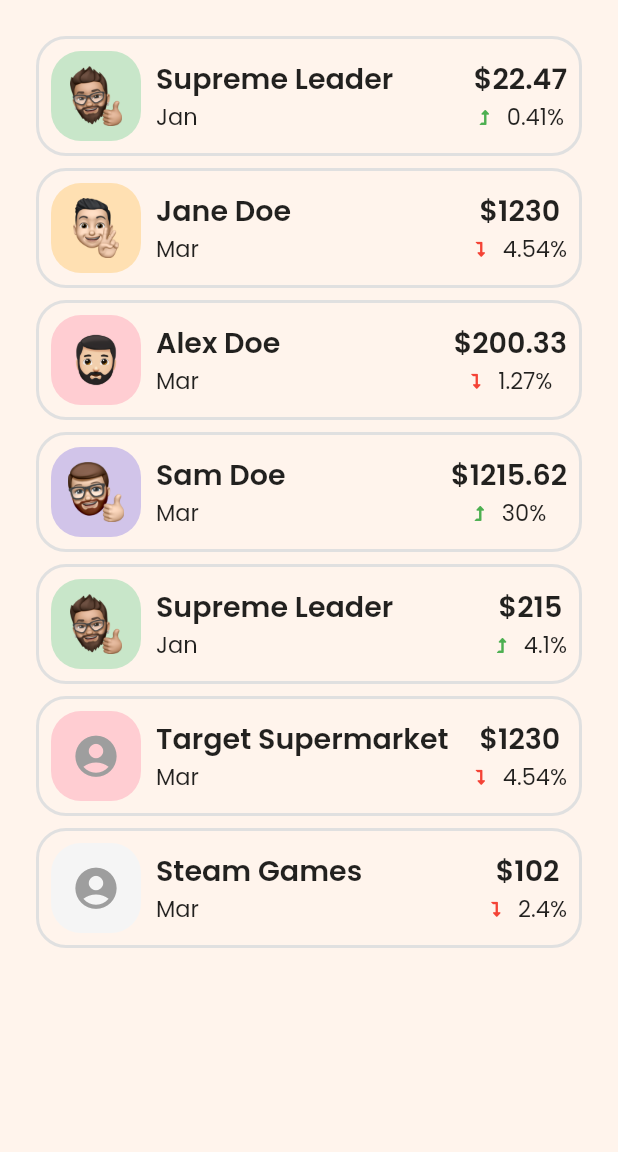
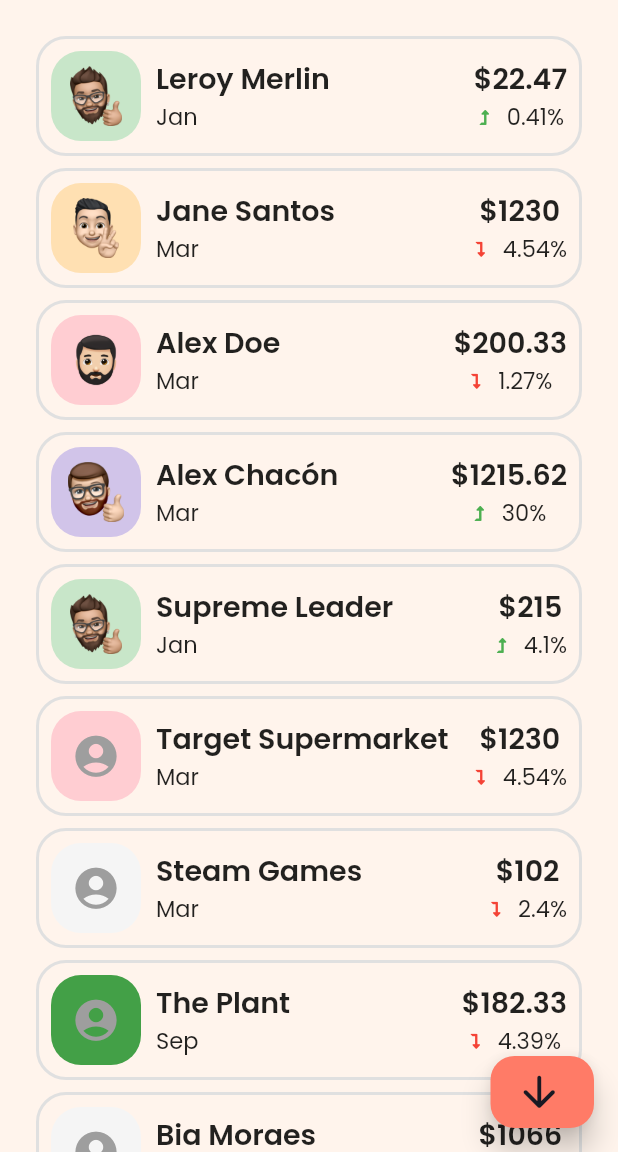
Before and after one commit to Pszione/flutter_banking_pay_responsive, a Flutter app: the screen it shows after launch, after a tap on the "notifications active" icon, on a phone screen of 412 x 824 dp, the part 84-1236 px from its top. Run offline on Flutter 3.47's test engine with Material 2 defaults, Android fonts, the phone set to English and light mode, and no system bars; drawn by our look-alikes of scrollable_positioned_list; our stand-ins replace flutter_svg, font_awesome_flutter, google_fonts, sliding_sheet.

Commit message:
Banking Pay - Added transactions |  Minor ajusts

```diff
--- a/lib/components/app_floating_button_with_icon_and_text.dart
+++ b/lib/components/app_floating_button_with_icon_and_text.dart
@@ -8,13 +8,13 @@ class AppFloatingButtonIconAndText extends StatelessWidget {
     Key? key,
     required this.label,
     required this.icon,
-    this.tooltip = '',
+    this.tooltip,
     required this.onPressed,
   }) : super(key: key);
 
   final String? label, tooltip;
   final IconData? icon;
-  final VoidCallback? onPressed;
+  final VoidCallback onPressed;
 
   @override
   Widget build(BuildContext context) {
@@ -23,6 +23,7 @@ class AppFloatingButtonIconAndText extends StatelessWidget {
       tooltip: tooltip,
       foregroundColor: Theme.of(context).primaryColorDark,
       icon: Icon(icon, size: kHugeIconSize),
+      isExtended: label != null,
       label: Text(label ?? '', style: AppTextStyles.kFloatingButtonText()),
     );
   }
--- a/lib/models/transaction.dart
+++ b/lib/models/transaction.dart
@@ -26,7 +26,7 @@ class TransactionModel {
 
 List<TransactionModel> myTransactions = [
   TransactionModel(
-    title: "Supreme Leader",
+    title: "Leroy Merlin",
     avatar: "assets/icons/avatars/avatar1.png",
     month: "Jan",
     price: 22.47,
@@ -37,7 +37,7 @@ List<TransactionModel> myTransactions = [
     color: Colors.green[100],
   ),
   TransactionModel(
-    title: "Jane Doe",
+    title: "Jane Santos",
     avatar: "assets/icons/avatars/avatar2.png",
     month: "Mar",
     price: 1230.00,
@@ -59,7 +59,7 @@ List<TransactionModel> myTransactions = [
     color: Colors.red[100],
   ),
   TransactionModel(
-    title: "Sam Doe",
+    title: "Alex Chacón",
     avatar: "assets/icons/avatars/avatar4.png",
     month: "Mar",
     price: 1215.62,
@@ -73,7 +73,7 @@ List<TransactionModel> myTransactions = [
     title: "Supreme Leader",
     avatar: "assets/icons/avatars/avatar1.png",
     month: "Jan",
-    price: 215,
+    price: 215.00,
     paymentMethod: 'Google Pay',
     currentBalance: "\$5482",
     changePercentage: "4.1%",
@@ -102,4 +102,48 @@ List<TransactionModel> myTransactions = [
     changePercentage: "2.4%",
     color: Colors.grey[100],
   ),
+  TransactionModel(
+    title: "The Plant",
+    //avatar: "assets/icons/avatars/avatar2.png",
+    month: "Sep",
+    price: 182.33,
+    paymentMethod: 'Credit Card',
+    currentBalance: "\$3967",
+    changePercentageIndicator: "down",
+    changePercentage: "4.39%",
+    color: Colors.green[600],
+  ),
+  TransactionModel(
+    title: "Bia Moraes",
+    //avatar: "assets/icons/avatars/avatar2.png",
+    month: "Sep",
+    price: 1066.00,
+    paymentMethod: 'Bank Deposit',
+    currentBalance: "\$5033",
+    changePercentageIndicator: "up",
+    changePercentage: "26.9%",
+    color: Colors.grey[100],
+  ),
+  TransactionModel(
+    title: "JOB Paycheck",
+    //avatar: "assets/icons/avatars/avatar2.png",
+    month: "Sep",
+    price: 35000.00,
+    paymentMethod: 'Bank Deposit',
+    currentBalance: "\$40033",
+    changePercentageIndicator: "up",
+    changePercentage: "695%",
+    color: const Color(0xff1bc446),
+  ),
+  TransactionModel(
+    title: "New Subaru Car",
+    //avatar: "assets/icons/avatars/avatar2.png",
+    month: "Oct",
+    price: 23979.00,
+    paymentMethod: 'Bank Deposit',
+    currentBalance: "\$4150",
+    changePercentageIndicator: "down",
+    changePercentage: "59.9%",
+    color: const Color(0xff1e74db),
+  ),
 ];
--- a/lib/screens/activityInsights/activity_insights_screen.dart
+++ b/lib/screens/activityInsights/activity_insights_screen.dart
@@ -1,39 +1,60 @@
 import 'package:flutter/material.dart';
 import 'package:flutter_banking_pay_responsive/components/app_bar_complete.dart';
+import 'package:flutter_banking_pay_responsive/components/app_floating_button_with_icon_and_text.dart';
 import 'package:flutter_banking_pay_responsive/components/app_sliding_bottom_sheet.dart';
 import 'package:flutter_banking_pay_responsive/components/transaction_widget.dart';
 import 'package:flutter_banking_pay_responsive/models/transaction.dart';
-import 'package:scrollable_positioned_list/scrollable_positioned_list.dart';
 
 import '../../constants.dart';
 
 class ActivityInsightsScreen extends StatelessWidget {
   const ActivityInsightsScreen({Key? key}) : super(key: key);
 
-  // final itemController = ItemScrollController();
+  // void scrollToIndex(int index) {
+  //   itemController.jumpTo(index: index);
+  //   //itemController.scrollTo(index: index, duration: kDefaultDuration);
+  // }
+  //
+  // void scrollToNext() {
+  //   setState(() {
+  //     currentIndex++;
+  //     if (currentIndex >= myTransactions.length) currentIndex = 0;
+  //   });
+  //   print(currentIndex);
+  //   scrollToIndex(currentIndex);
+  // }
 
   @override
   Widget build(BuildContext context) {
+    print(myTransactions.length);
     return Scaffold(
       appBar: const AppBarComplete(
         title: 'Activity Insights',
         hasNotifications: false,
+      ),
+      floatingActionButton: AppFloatingButtonIconAndText(
+        icon: Icons.arrow_downward_rounded,
+        label: null,
+        tooltip: 'Jump, Jump',
+        // TODO
+        onPressed: () {},
       ),
       body: SingleChildScrollView(
         physics: const BouncingScrollPhysics(),
         child: Padding(
           padding: const EdgeInsets.all(kDefaultPadding),
           child: SizedBox(
-            height: 900,
-            child: ScrollablePositionedList.builder(
+            width: double.infinity,
+            height: 1200,
+            child: ListView.separated(
               physics: const ClampingScrollPhysics(),
               scrollDirection: Axis.vertical,
-              // separatorBuilder: (context, index) {
-              //   return const SizedBox(width: kHalfPadding);
-              // },
+              separatorBuilder: (context, index) {
+                return const SizedBox(width: kHalfPadding);
+              },
               //shrinkWrap: true,
               itemCount: myTransactions.length,
-              itemBuilder: (BuildContext context, int index) {
+              itemBuilder: (_, int index) {
                 return TransactionCard(
                   transaction: myTransactions[index],
                   onPress: () => AppSlidingBottomSheet.demoSheet(context),
--- a/lib/screens/cardScreen/card_screen.dart
+++ b/lib/screens/cardScreen/card_screen.dart
@@ -44,12 +44,15 @@ class CardScreen extends StatelessWidget {
                 height: Responsive.isMobileLarge(context) ? 522 : 200 * 1.07,
                 child: ListView.separated(
                   physics: const ClampingScrollPhysics(),
+                  scrollDirection: Responsive.isMobileLarge(context)
+                      ? Axis.vertical
+                      : Axis.horizontal,
                   separatorBuilder: (context, index) {
                     return const SizedBox(
                         width: kHalfPadding, height: kDefaultPadding);
                   },
+                  shrinkWrap: true,
                   itemCount: myCards.length,
-                  shrinkWrap: true,
                   itemBuilder: (_, index) {
                     return CardWidget(
                       card: myCards[index],
@@ -62,9 +65,6 @@ class CardScreen extends StatelessWidget {
                       ).showStyledSheet(),
                     );
                   },
-                  scrollDirection: Responsive.isMobileLarge(context)
-                      ? Axis.vertical
-                      : Axis.horizontal,
                   padding: const EdgeInsets.only(bottom: kDefaultPadding),
                 ),
               ),
--- a/lib/screens/homeScreen/recent_transactions_section.dart
+++ b/lib/screens/homeScreen/recent_transactions_section.dart
@@ -23,13 +23,13 @@ class RecentTransactionsSection extends StatelessWidget {
         ),
         const SizedBox(height: kHalfPadding),
         ListView.builder(
-          //physics: const NeverScrollableScrollPhysics(),
+          physics: const NeverScrollableScrollPhysics(),
           // separatorBuilder: (context, index) {
           //   return const SizedBox(height: kHalfPadding);
           // },
+          shrinkWrap: true,
           itemCount: myTransactions.length,
-          shrinkWrap: true,
-          itemBuilder: (context, index) {
+          itemBuilder: (_, index) {
             return TransactionCard(
               transaction: myTransactions[index],
               onPress: () => Navigator.push(
--- a/lib/screens/homeScreen/user_cards_section.dart
+++ b/lib/screens/homeScreen/user_cards_section.dart
@@ -17,12 +17,12 @@ class UserCardsSection extends StatelessWidget {
       height: 200 * 1.07,
       child: ListView.separated(
         physics: const ClampingScrollPhysics(),
+        scrollDirection: Axis.horizontal,
         separatorBuilder: (context, index) {
           return const SizedBox(width: kHalfPadding);
         },
+        shrinkWrap: true,
         itemCount: myCards.length + 1,
-        shrinkWrap: true,
-        scrollDirection: Axis.horizontal,
         itemBuilder: (_, index) {
           // checking if the index item is the last item of the list or not
           if (index == myCards.length) {
--- a/pubspec.yaml
+++ b/pubspec.yaml
@@ -37,7 +37,7 @@ dependencies:
   font_awesome_flutter: ^9.1.0
   google_fonts: ^2.1.0
   provider: ^6.0.0
-  scrollable_positioned_list: ^0.1.10
+  # scrollable_positioned_list: ^0.2.0-nullsafety.0
   sliding_sheet: ^0.5.0
   url_launcher: ^6.0.0
 
```
Also changed, not shown: pubspec.lock.
